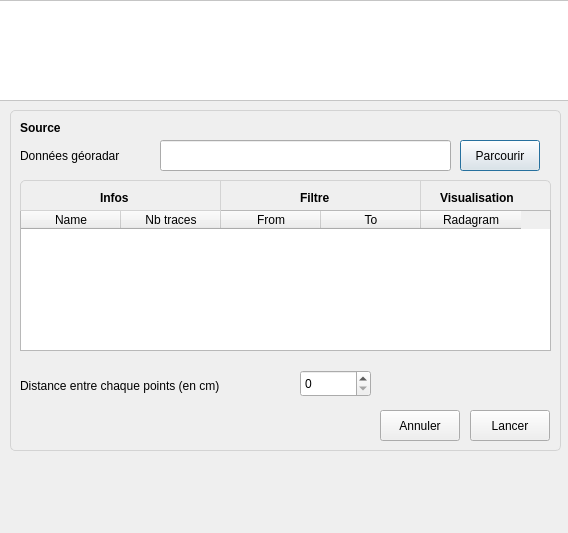
RonanTellus/TellusPlugin, file UI_tellus_processing_dialog_base.ui: the form before one commit.
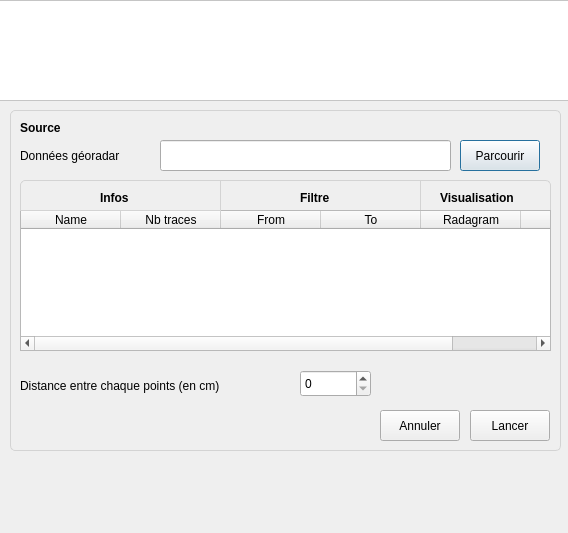
The form after the commit. Icons and pictures are not drawn.

Commit message: Ui delete column

```diff
--- a/UI_tellus_processing_dialog_base.ui
+++ b/UI_tellus_processing_dialog_base.ui
@@ -87,6 +87,11 @@
       <set>AlignHCenter|AlignVCenter|AlignCenter</set>
      </property>
     </column>
+    <column>
+     <property name="text">
+      <string/>
+     </property>
+    </column>
    </widget>
    <widget class="QLabel" name="lblVisualisation">
     <property name="geometry">
```
The commit also changes 1 other file.
